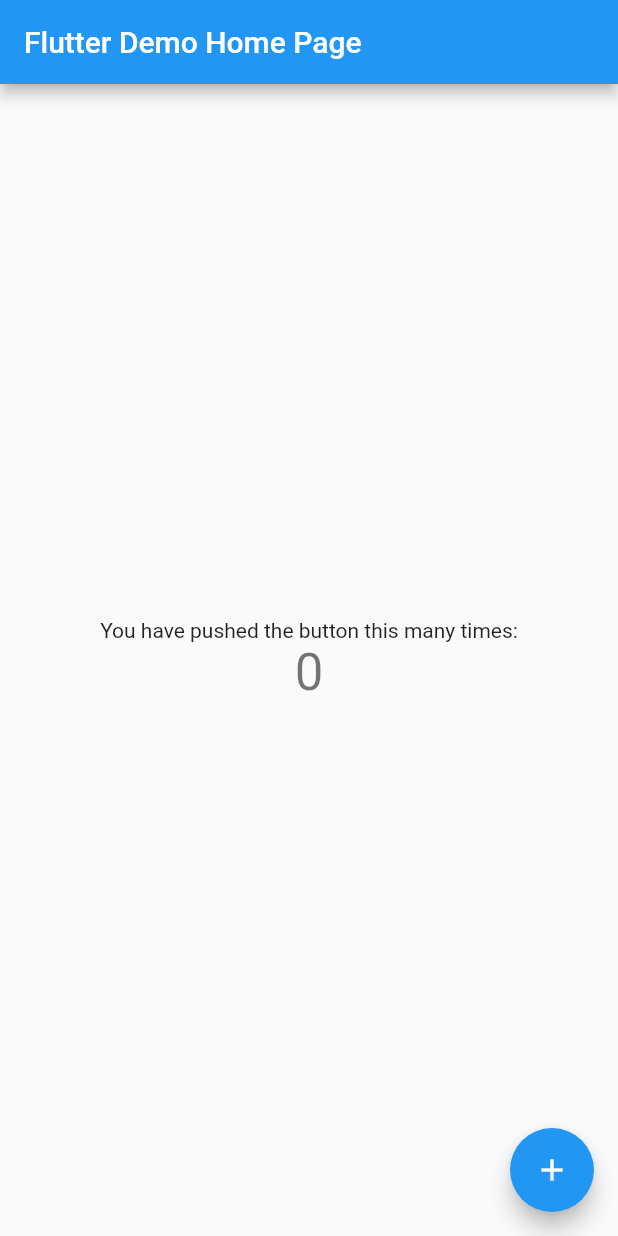
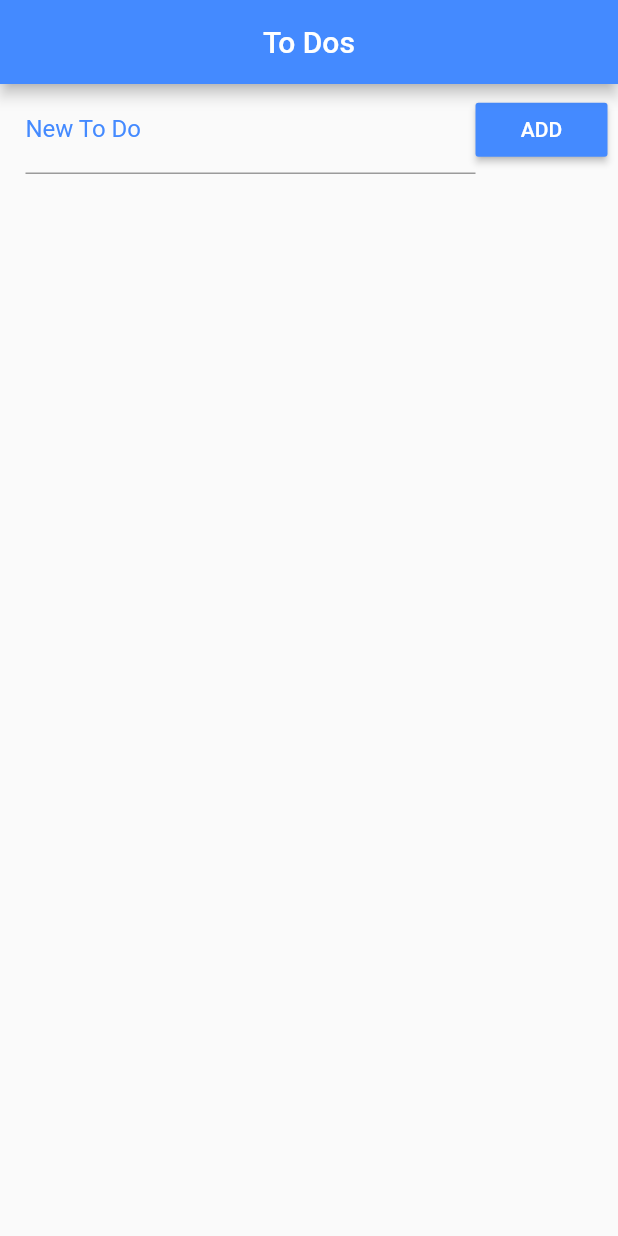
Before and after one commit to ajsaraujo/to-do-app, a Flutter app: the screen it shows after launch, on a phone screen of 412 x 824 dp. Run offline on Flutter 3.47's test engine with Material 2 defaults, Android fonts, the phone set to English and light mode, and no system bars.

Commit message:
Allow creation and checking/unchecking of to dos

```diff
--- a/lib/main.dart
+++ b/lib/main.dart
@@ -1,111 +1,108 @@
+import 'dart:convert';
+
 import 'package:flutter/material.dart';
+import 'package:path_provider/path_provider.dart';
+import 'dart:io';
 
-void main() => runApp(MyApp());
+void main() => runApp(MaterialApp(
+      home: Home(),
+    ));
 
-class MyApp extends StatelessWidget {
-  // This widget is the root of your application.
+class Home extends StatefulWidget {
   @override
-  Widget build(BuildContext context) {
-    return MaterialApp(
-      title: 'Flutter Demo',
-      theme: ThemeData(
-        // This is the theme of your application.
-        //
-        // Try running your application with "flutter run". You'll see the
-        // application has a blue toolbar. Then, without quitting the app, try
-        // changing the primarySwatch below to Colors.green and then invoke
-        // "hot reload" (press "r" in the console where you ran "flutter run",
-        // or simply save your changes to "hot reload" in a Flutter IDE).
-        // Notice that the counter didn't reset back to zero; the application
-        // is not restarted.
-        primarySwatch: Colors.blue,
-      ),
-      home: MyHomePage(title: 'Flutter Demo Home Page'),
-    );
-  }
+  _HomeState createState() => _HomeState();
 }
 
-class MyHomePage extends StatefulWidget {
-  MyHomePage({Key key, this.title}) : super(key: key);
+class _HomeState extends State<Home> {
+  List _toDoList = [];
+  final newToDoController = TextEditingController();
 
-  // This widget is the home page of your application. It is stateful, meaning
-  // that it has a State object (defined below) that contains fields that affect
-  // how it looks.
+  void _addToDo() {
+    setState(() {
+      Map<String, dynamic> newToDo = Map();
 
-  // This class is the configuration for the state. It holds the values (in this
-  // case the title) provided by the parent (in this case the App widget) and
-  // used by the build method of the State. Fields in a Widget subclass are
-  // always marked "final".
+      newToDo['title'] = newToDoController.text;
+      newToDo['done'] = false;
 
-  final String title;
+      _toDoList.add(newToDo);
 
-  @override
-  _MyHomePageState createState() => _MyHomePageState();
+      newToDoController.clear();
+    });
   }
 
-class _MyHomePageState extends State<MyHomePage> {
-  int _counter = 0;
+  Future<File> _getToDosFile() async {
+    final directory = await getApplicationDocumentsDirectory();
+    return File('${directory.path}/tasks.json');
+  }
 
-  void _incrementCounter() {
-    setState(() {
-      // This call to setState tells the Flutter framework that something has
-      // changed in this State, which causes it to rerun the build method below
-      // so that the display can reflect the updated values. If we changed
-      // _counter without calling setState(), then the build method would not be
-      // called again, and so nothing would appear to happen.
-      _counter++;
-    });
+  Future<File> _saveToDosToFile() async {
+    String data = json.encode(_toDoList);
+    final file = await _getToDosFile();
+    return file.writeAsString(data);
+  }
+
+  Future<String> _readToDosFromFile() async {
+    try {
+      final file = await _getToDosFile();
+      return file.readAsString();
+    } catch (err) {
+      print(err);
+    }
   }
 
   @override
   Widget build(BuildContext context) {
-    // This method is rerun every time setState is called, for instance as done
-    // by the _incrementCounter method above.
-    //
-    // The Flutter framework has been optimized to make rerunning build methods
-    // fast, so that you can just rebuild anything that needs updating rather
-    // than having to individually change instances of widgets.
     return Scaffold(
         appBar: AppBar(
-        // Here we take the value from the MyHomePage object that was created by
-        // the App.build method, and use it to set our appbar title.
-        title: Text(widget.title),
+          title: Text('To Dos'),
+          backgroundColor: Colors.blueAccent,
+          centerTitle: true,
         ),
-      body: Center(
-        // Center is a layout widget. It takes a single child and positions it
-        // in the middle of the parent.
-        child: Column(
-          // Column is also a layout widget. It takes a list of children and
-          // arranges them vertically. By default, it sizes itself to fit its
-          // children horizontally, and tries to be as tall as its parent.
-          //
-          // Invoke "debug painting" (press "p" in the console, choose the
-          // "Toggle Debug Paint" action from the Flutter Inspector in Android
-          // Studio, or the "Toggle Debug Paint" command in Visual Studio Code)
-          // to see the wireframe for each widget.
-          //
-          // Column has various properties to control how it sizes itself and
-          // how it positions its children. Here we use mainAxisAlignment to
-          // center the children vertically; the main axis here is the vertical
-          // axis because Columns are vertical (the cross axis would be
-          // horizontal).
-          mainAxisAlignment: MainAxisAlignment.center,
+        body: Column(
           children: <Widget>[
-            Text(
-              'You have pushed the button this many times:',
+            Container(
+              padding: EdgeInsets.fromLTRB(17.0, 1.0, 7.0, 1.0),
+              child: Row(
+                children: <Widget>[
+                  Expanded(
+                    child: TextField(
+                      controller: newToDoController,
+                      decoration: InputDecoration(
+                        labelText: 'New To Do',
+                        labelStyle: TextStyle(color: Colors.blueAccent),
                       ),
-            Text(
-              '$_counter',
-              style: Theme.of(context).textTheme.display1,
                     ),
+                  ),
+                  RaisedButton(
+                    color: Colors.blueAccent,
+                    child: Text('ADD'),
+                    textColor: Colors.white,
+                    onPressed: _addToDo,
+                  )
                 ],
               ),
             ),
-      floatingActionButton: FloatingActionButton(
-        onPressed: _incrementCounter,
-        tooltip: 'Increment',
-        child: Icon(Icons.add),
-      ), // This trailing comma makes auto-formatting nicer for build methods.
+            Expanded(
+                child: ListView.builder(
+              padding: EdgeInsets.only(top: 10.0),
+              itemCount: _toDoList.length,
+              itemBuilder: (context, index) {
+                return CheckboxListTile(
+                  title: Text(_toDoList[index]['title']),
+                  value: _toDoList[index]['done'],
+                  secondary: CircleAvatar(
+                    child: Icon(
+                        _toDoList[index]['done'] ? Icons.check : Icons.error),
+                  ),
+                  onChanged: (done) {
+                    setState(() {
+                      _toDoList[index]['done'] = done;
+                    });
+                  },
                 );
+              },
+            ))
+          ],
+        ));
   }
 }
--- a/pubspec.yaml
+++ b/pubspec.yaml
@@ -23,7 +23,7 @@ dependencies:
   # The following adds the Cupertino Icons font to your application.
   # Use with the CupertinoIcons class for iOS style icons.
   cupertino_icons: ^0.1.2
-
+  path_provider: ^1.1.0
 dev_dependencies:
   flutter_test:
     sdk: flutter
```
Also changed, not shown: pubspec.lock. Lines whose indentation alone changed are shown as unchanged.
